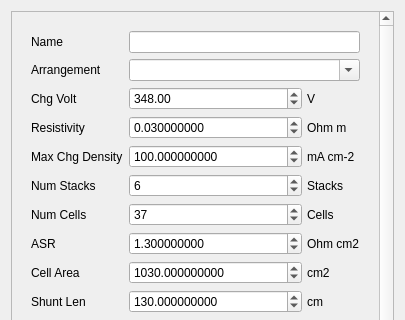
Qt form app/src/view/shuntcur/shuntcurconfigpopup.ui (daitenshionyan/vrfbcalc-cpp) before a commit; both pictures show x 0 to 405 and y 0 to 320 of the 405 by 520 pixel window.
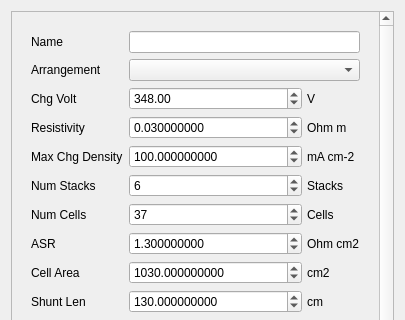
The same form after that commit.

Commit message: Add combo box style

What changed in the file:
```diff
--- a/app/src/view/shuntcur/shuntcurconfigpopup.ui
+++ b/app/src/view/shuntcur/shuntcurconfigpopup.ui
@@ -970,7 +970,7 @@
              <item row="1" column="1">
               <widget class="QComboBox" name="arrComboBox">
                <property name="editable">
-                <bool>true</bool>
+                <bool>false</bool>
                </property>
               </widget>
              </item>
```
The commit also changes 1 other file.
